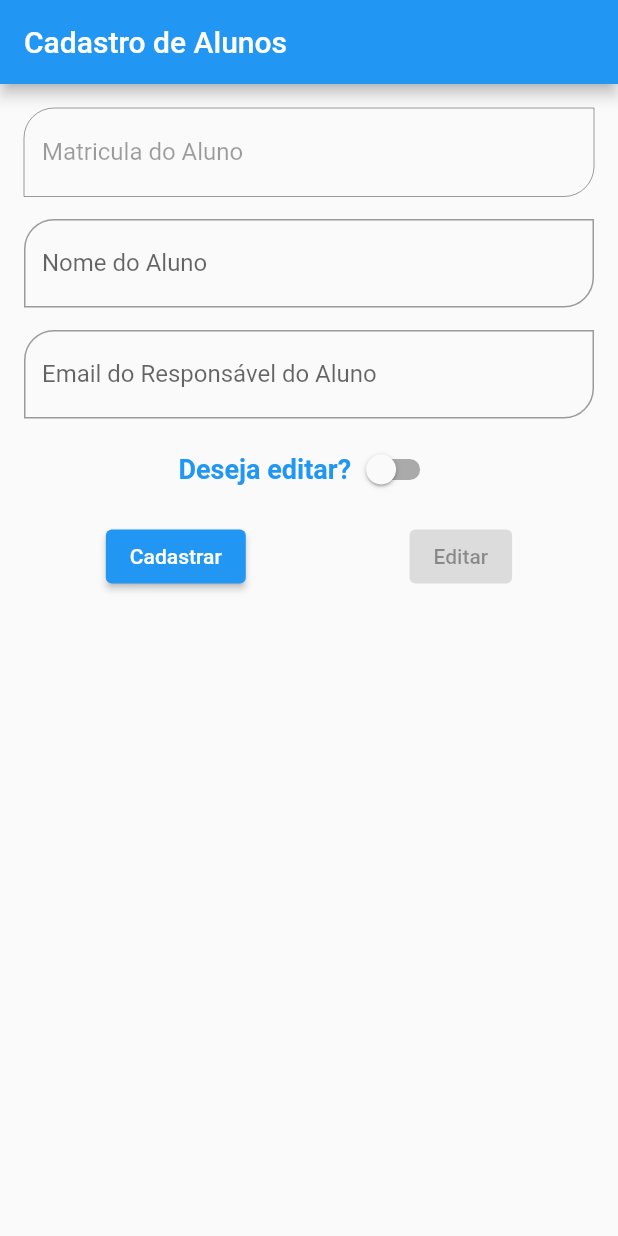
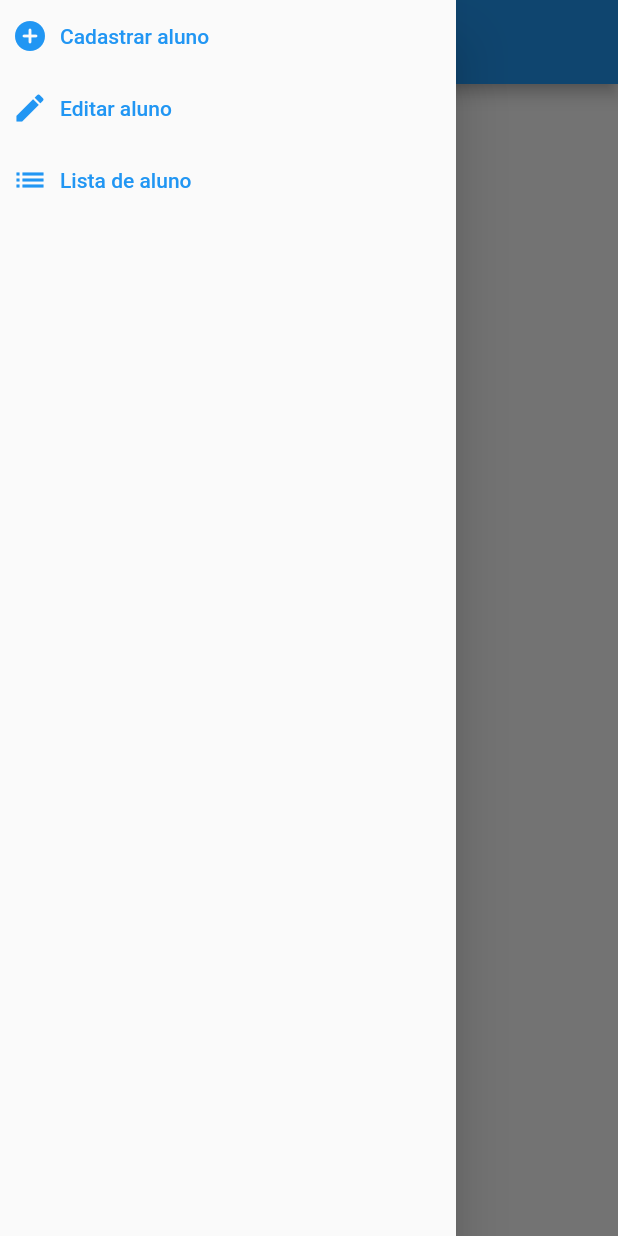
Before and after one commit to Nikolas-Mendes/Mobile, a Flutter app: the screen it shows after launch, with the side drawer open (before the commit the screen has no drawer), on a phone screen of 412 x 824 dp. Run offline on Flutter 3.47's test engine with Material 2 defaults, Android fonts, the phone set to English and light mode, and no system bars; our stand-ins replace dio, email_validator, flutter_svg, font_awesome_flutter, google_fonts, page_transition and 1 more; accounts and stored records are empty.

Commit message:
Projeto cadastro de alunos, terminado o CRUD e a listagem dos alunos

```diff
--- a/cadastro_de_alunos/lib/screens/home/home.dart
+++ b/cadastro_de_alunos/lib/screens/home/home.dart
@@ -1,215 +1,37 @@
-import 'package:cadastro_de_alunos/models/students.dart';
 import 'package:cadastro_de_alunos/repositories/students/studentdb_repository.dart';
-import 'package:email_validator/email_validator.dart';
+import 'package:cadastro_de_alunos/screens/home/widgets/main_screen.dart';
 import 'package:flutter/material.dart';
 
 class Home extends StatefulWidget {
-  const Home({ Key? key }) : super(key: key);
-
   @override
   _HomeState createState() => _HomeState();
 }
 
 class _HomeState extends State<Home> {
-
-  final _registerController = TextEditingController();
-  final _nameController = TextEditingController();
-  final _emailController = TextEditingController();
-
-  bool isEdit = false;
-
   @override
   Widget build(BuildContext context) {
-    return Scaffold(
-      appBar: AppBar(
-        title: Text(
-          "Cadastro de Alunos"
-        ),
-      ),
-      body: SingleChildScrollView(
-        child: Container(
-          margin: EdgeInsets.all(16),
-          child: Column(
-            children: [
-            // Form(
-            //   child:
-              TextField(
-                decoration: InputDecoration(
-                  labelText: "Matricula do Aluno",
-                  hintText: "Ex: 123",
-                  border: OutlineInputBorder(
-                    borderRadius: BorderRadius.only(
-                      topLeft: Radius.circular(20),
-                      bottomRight: Radius.circular(20),
-                    ),
-                  ),
-                ),
-                keyboardType: TextInputType.number,
-                controller: _registerController,
-                enabled: (isEdit) ? true : false,
-                // validator: (value) {
-                //   if(value == "") {
-                //     return "Campo não pode ficar em branco";
-                //   }
-                //   return null;
-                // }
-              ),
-            // ),
+    var studentDBRepository = StudentDBRepository();
 
-              SizedBox(height: 15,),
-
-              TextField(
-                decoration: InputDecoration(
-                  border: OutlineInputBorder(
-                    borderRadius: BorderRadius.only(
-                      topLeft: Radius.circular(20),
-                      bottomRight: Radius.circular(20),
-                    ),
-                  ),
-                  labelText: "Nome do Aluno",
-                  hintText: "Ex: Lucas souza",
-                ),
-                keyboardType: TextInputType.name,
-                controller: _nameController,
-              ),
-
-              SizedBox(height: 15,),
-
-              TextField(
-                decoration: InputDecoration(
-                  border: OutlineInputBorder(
-                    borderRadius: BorderRadius.only(
-                      topLeft: Radius.circular(20),
-                      bottomRight: Radius.circular(20),
-                    ),
-                  ),
-                  labelText: "Email do Responsável do Aluno",
-                  hintText: "Ex: maria@gmail.com",
-                ),
-                keyboardType: TextInputType.emailAddress,
-                controller: _emailController,
-              ),
-
-              SizedBox(height: 10,),
-
-              Row(
-                mainAxisAlignment: MainAxisAlignment.center,
-                children: [
-                  Text(
-                    "Deseja editar?",
-                    style: TextStyle(
-                      fontSize: 18,
-                      fontWeight: FontWeight.bold,
-                      color: Colors.blue,
-                    ),
-                  ),
-                  Switch(
-                    value: isEdit,
-                    onChanged: (bool status) {
-                      setState(() {
-                        isEdit = !isEdit;
-                      });
-                    },
-                  ),
-                ],
-              ),
-
-              SizedBox(height: 10,),
-
-              Row(
-                mainAxisAlignment: MainAxisAlignment.spaceAround,
-                children: [
-                  ElevatedButton(
-                    onPressed: (isEdit) ? null : () {
-                      saveRegister();
-                    } ,
-                    child: Text(
-                      "Cadastrar",
-                    ),
-                  ),
-
-                  ElevatedButton(
-                    onPressed: (isEdit) ? () {} : null,
-                    child: Text(
-                      "Editar",
-                    ),
-                  ),
-
-                  // ElevatedButton(
-                  //   onPressed: () {
-                  //     saveRegister();
-                  //   },
-                  //   child: Text(
-                  //     "Deletar",
-                  //   ),
-                  // ),
-                ],
-              ),
-            ],
-          ),
-        ),
-      ),
+    return FutureBuilder(
+      future: studentDBRepository.search(),
+      builder: builder,
     );
   }
 
-  void saveRegister() async{
-    final String name = _nameController.text;
-    final String email = _emailController.text;
-    String message;
-
-    if(!EmailValidator.validate(email)) {
-      // Não é Valido
-      showDialog(
-        context: context,
-        builder: (context) => AlertDialog(
-          title: Text("Mensagem do Sistema", style: TextStyle(color: Colors.blue),),
-          content: Text("Email inválido!!!\nTente usar o padrão descrito."),
-          actions: [
-            TextButton(
-              onPressed: () {
-                // Fecha o Alerta
-                Navigator.of(context).pop();
-              },
-              child: Text("Ok"),
-            ),
-          ],
-        ),
-      );
-    } else {
-      // É valido
-      Student student = Student(
-        name: name,
-        email: email,
-      );
-
-      // Cadastrando no Banco
-      var repository = StudentDBRepository();
-      int result = await repository.insert(student);
-
-      if(result != 0) {
-        // Deu certo
-        message = "O aluno $name foi cadastrado(a) com sucesso!\nSua matricula é: $result";
-      } else {
-        // Deu errado
-        message = "Não foi possível cadastrar o aluno $name";
-      }
-
-      showDialog(
-        context: context,
-        builder: (context) => AlertDialog(
-          title: Text("Mensagem do Sistema", style: TextStyle(color: Colors.blue),),
-          content: Text(message),
-          actions: [
-            TextButton(
-              onPressed: () {
-                // Fecha o Alerta
-                Navigator.of(context).pop();
-              },
-              child: Text("Ok"),
-            ),
-          ],
-        ),
-      );
+  Widget builder(
+    BuildContext context,
+    AsyncSnapshot snapshot,
+  ) {
+    switch(snapshot.connectionState) {
+      case ConnectionState.none:
+      case ConnectionState.waiting:
+        return Scaffold(
+          body: Center(
+            child: CircularProgressIndicator(),
+          ),
+        );
+      default:
+        return MainScreen(snapshot.data);
     }
   }
 }
--- /dev/null
+++ b/cadastro_de_alunos/lib/screens/home/widgets/main_screen.dart
@@ -0,0 +1,39 @@
+import 'package:cadastro_de_alunos/models/students.dart';
+import 'package:cadastro_de_alunos/repositories/students/studentdb_repository.dart';
+import 'package:cadastro_de_alunos/shared.dart/menu.dart';
+import 'package:flutter/material.dart';
+
+class MainScreen extends StatelessWidget {
+  final _registerController = TextEditingController();
+
+  final List<Student> data;
+
+  MainScreen(this.data);
+
+  @override
+  Widget build(BuildContext context) {
+    return Scaffold(
+      appBar: AppBar(
+        title: Text(
+          "Alunos Cadastrados",
+        ),
+      ),
+      drawer: Menu(),
+      body: ListView.separated(
+        itemBuilder: listBuilder,
+        separatorBuilder: (BuildContext _, int index) => Divider(),
+        itemCount: this.data.length,
+      ),
+    );
+  }
+
+  Widget listBuilder(BuildContext context, int index) {
+    Student student = this.data.elementAt(index);
+
+    return ListTile(
+      leading: Icon(Icons.account_box),
+      title: Text(student.name),
+      subtitle: Text(student.email),
+    );
+  }
+}
--- /dev/null
+++ b/cadastro_de_alunos/lib/shared.dart/menu.dart
@@ -0,0 +1,45 @@
+import 'package:flutter/material.dart';
+
+class Menu extends StatelessWidget {
+  @override
+  Widget build(BuildContext context) {
+    return Drawer(
+        child: SafeArea(
+          child: Column(
+            crossAxisAlignment: CrossAxisAlignment.start,
+            children: [
+              TextButton.icon(
+                onPressed: () {
+                  Navigator.of(context).pushNamed("/insert");
+                },
+                icon: Icon(Icons.add_circle_rounded),
+                label: Text(
+                  "Cadastrar aluno",
+                ),
+              ),
+
+              TextButton.icon(
+                onPressed: () {
+                  Navigator.of(context).pushNamed("/edit");
+                },
+                icon: Icon(Icons.edit),
+                label: Text(
+                  "Editar aluno",
+                ),
+              ),
+
+              TextButton.icon(
+                onPressed: () {
+                  Navigator.of(context).pushNamed("/");
+                },
+                icon: Icon(Icons.list),
+                label: Text(
+                  "Lista de aluno",
+                ),
+              ),
+            ],
+          ),
+        ),
+      );
+  }
+}
```
Also changed, not shown: cadastro_de_alunos/lib/main.dart (+8 -1 lines), cadastro_de_alunos/lib/screens/cadastro/cadastro.dart (added, +151 -0 lines), cadastro_de_alunos/lib/screens/editar/editar.dart (added, +225 -0 lines).
